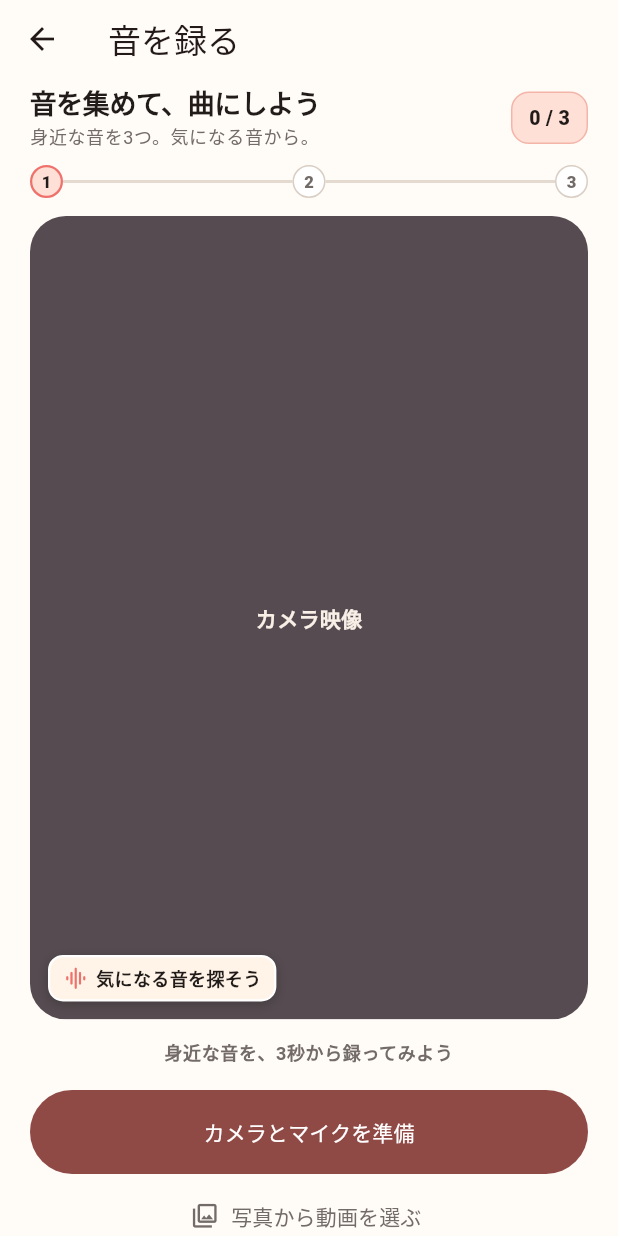
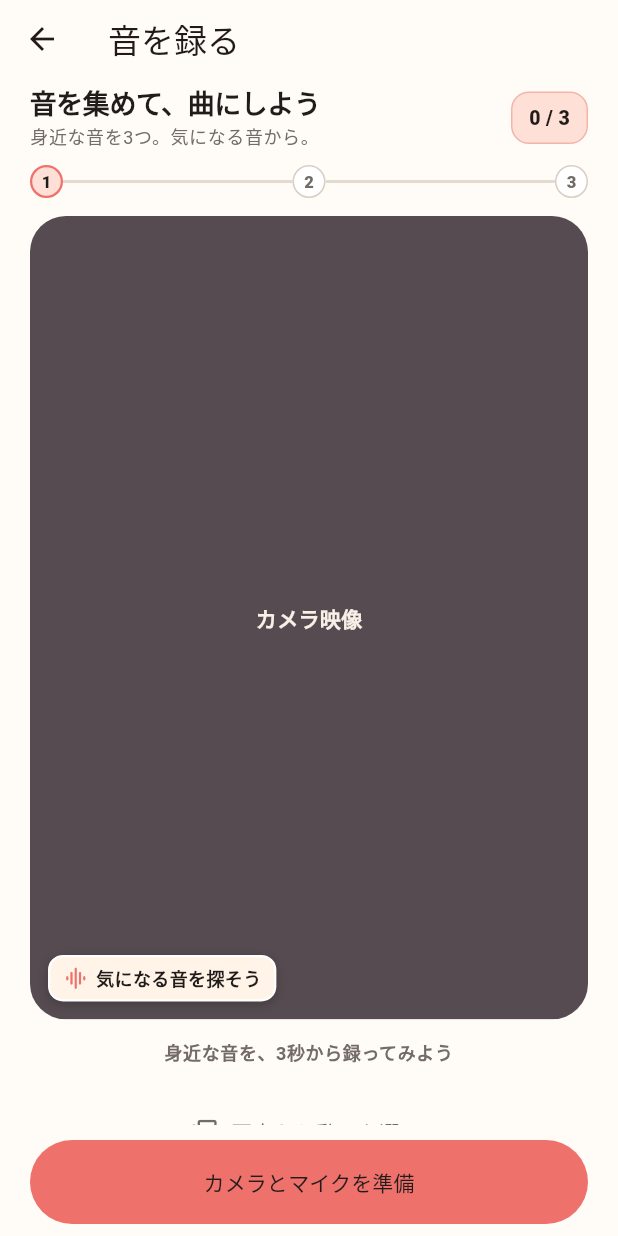
Before and after one commit to yurashu2-droid/OtoGrashi, a Flutter app: the CaptureScreen screen opened directly with empty values, on a phone screen of 412 x 824 dp. Run offline on Flutter 3.47's test engine with Material 3 defaults, Android fonts, the phone set to English and light mode, and no system bars; missing offline and left inert: sqlite3.

Commit message:
Keep recording controls visible while preview scrolls

```diff
--- a/lib/features/capture/capture_screen.dart
+++ b/lib/features/capture/capture_screen.dart
@@ -55,14 +55,19 @@ final class _CaptureScreenState extends State<CaptureScreen> {
         final captured = state.capturedMedia;
         final screenSize = MediaQuery.sizeOf(context);
         final largeText = MediaQuery.textScalerOf(context).scale(16) > 21;
-        final previewHeight = (screenSize.height * 0.65).clamp(
-          340.0,
-          largeText ? 420.0 : 540.0,
-        ).toDouble();
+        final previewHeight = (screenSize.height * 0.65)
+            .clamp(340.0, largeText ? 420.0 : 540.0)
+            .toDouble();
         return Scaffold(
           appBar: AppBar(title: const Text('音を録る'), toolbarHeight: 52),
           bottomNavigationBar: state.phase == CapturePhase.completed
               ? _reviewActions()
+              : state.phase == CapturePhase.ready
+              ? _captureActions()
+              : state.phase == CapturePhase.recording
+              ? _recordingActions(state)
+              : (state.phase == CapturePhase.idle || state.canRetry)
+              ? _prepareActions()
               : null,
           body: SafeArea(
             child: ListView(
@@ -120,8 +125,7 @@ final class _CaptureScreenState extends State<CaptureScreen> {
                                 top: 12,
                                 right: 12,
                                 child: OutlinedButton.icon(
-                                  onPressed:
-                                      widget.controller.isSwitchingCamera
+                                  onPressed: widget.controller.isSwitchingCamera
                                       ? null
                                       : widget.controller.switchCamera,
                                   style: OutlinedButton.styleFrom(
@@ -160,12 +164,7 @@ final class _CaptureScreenState extends State<CaptureScreen> {
                     ),
                   ),
                 ),
-                if (state.phase == CapturePhase.recording)
-                  _RecordingProgress(
-                    progress: state.progress,
-                    targetDurationUs: _durationUs,
-                  )
-                else ...[
+                if (state.phase != CapturePhase.recording) ...[
                   const SizedBox(height: 8),
                   _CaptureStatus(text: _statusText(state)),
                 ],
@@ -178,73 +177,6 @@ final class _CaptureScreenState extends State<CaptureScreen> {
                   ),
                 ],
                 const SizedBox(height: 10),
-                if (state.phase == CapturePhase.idle || state.canRetry)
-                  FilledButton(
-                    onPressed: state.isBusy ? null : widget.controller.prepare,
-                    child: const Text('カメラとマイクを準備'),
-                  ),
-                if (state.phase == CapturePhase.ready) ...[
-                  Align(
-                    alignment: Alignment.centerLeft,
-                    child: Text(
-                      '録音する長さ',
-                      style: Theme.of(context).textTheme.bodyMedium?.copyWith(
-                        color: AppTokens.ink,
-                        fontWeight: FontWeight.w800,
-                      ),
-                    ),
-                  ),
-                  const SizedBox(height: 6),
-                  Row(
-                    children: [
-                      for (final duration in const [3000000, 6000000])
-                        Expanded(
-                          child: Padding(
-                            padding: EdgeInsets.only(
-                              right: duration == 3000000 ? 5 : 0,
-                              left: duration == 6000000 ? 5 : 0,
-                            ),
-                            child: _DurationChoice(
-                              label: duration == 3000000 ? '3秒' : '6秒',
-                              selected: _durationUs == duration,
-                              onPressed: () =>
-                                  setState(() => _durationUs = duration),
-                            ),
-                          ),
-                        ),
-                    ],
-                  ),
-                  const SizedBox(height: AppTokens.controlGap),
-                  FilledButton(
-                    onPressed: () => widget.controller.record(
-                      maxDurationUs: _durationUs,
-                    ),
-                    style: FilledButton.styleFrom(
-                      backgroundColor: AppTokens.coral,
-                      foregroundColor: AppTokens.ink,
-                      minimumSize: const Size.fromHeight(62),
-                      shape: RoundedRectangleBorder(
-                        borderRadius: BorderRadius.circular(20),
-                      ),
-                      textStyle: const TextStyle(
-                        fontSize: 18,
-                        fontWeight: FontWeight.w800,
-                      ),
-                    ),
-                    child: Text(
-                      _durationUs == 3000000 ? '♪  3秒撮る' : '♪  6秒撮る',
-                    ),
-                  ),
-                ],
-                if (state.phase == CapturePhase.recording)
-                  FilledButton(
-                    onPressed: widget.controller.stop,
-                    style: FilledButton.styleFrom(
-                      backgroundColor: AppTokens.ink,
-                      foregroundColor: Colors.white,
-                    ),
-                    child: const Text('録音を止める'),
-                  ),
                 if (!state.isBusy &&
                     state.phase != CapturePhase.recording &&
                     state.phase != CapturePhase.completed) ...[
@@ -394,6 +326,114 @@ final class _CaptureScreenState extends State<CaptureScreen> {
     ),
   );
 
+  Widget _captureActions() => Material(
+    color: AppTokens.surfaceColor,
+    child: SafeArea(
+      top: false,
+      child: Padding(
+        padding: const EdgeInsets.fromLTRB(20, 10, 20, 8),
+        child: Column(
+          mainAxisSize: MainAxisSize.min,
+          children: [
+            Align(
+              alignment: Alignment.centerLeft,
+              child: Text(
+                '録音する長さ',
+                style: Theme.of(context).textTheme.bodyMedium?.copyWith(
+                  color: AppTokens.ink,
+                  fontWeight: FontWeight.w800,
+                ),
+              ),
+            ),
+            const SizedBox(height: 6),
+            Row(
+              children: [
+                for (final duration in const [3000000, 6000000])
+                  Expanded(
+                    child: Padding(
+                      padding: EdgeInsets.only(
+                        right: duration == 3000000 ? 5 : 0,
+                        left: duration == 6000000 ? 5 : 0,
+                      ),
+                      child: _DurationChoice(
+                        label: duration == 3000000 ? '3秒' : '6秒',
+                        selected: _durationUs == duration,
+                        onPressed: () => setState(() => _durationUs = duration),
+                      ),
+                    ),
+                  ),
+              ],
+            ),
+            const SizedBox(height: 10),
+            FilledButton(
+              onPressed: () =>
+                  widget.controller.record(maxDurationUs: _durationUs),
+              style: FilledButton.styleFrom(
+                backgroundColor: AppTokens.coral,
+                foregroundColor: AppTokens.ink,
+                minimumSize: const Size.fromHeight(62),
+                shape: RoundedRectangleBorder(
+                  borderRadius: BorderRadius.circular(20),
+                ),
+                textStyle: const TextStyle(
+                  fontSize: 18,
+                  fontWeight: FontWeight.w800,
+                ),
+              ),
+              child: Text(_durationUs == 3000000 ? '♪  3秒撮る' : '♪  6秒撮る'),
+            ),
+          ],
+        ),
+      ),
+    ),
+  );
+
+  Widget _recordingActions(CaptureState state) => Material(
+    color: AppTokens.surfaceColor,
+    child: SafeArea(
+      top: false,
+      child: Padding(
+        padding: const EdgeInsets.fromLTRB(20, 10, 20, 8),
+        child: Column(
+          mainAxisSize: MainAxisSize.min,
+          children: [
+            _RecordingProgress(
+              progress: state.progress,
+              targetDurationUs: _durationUs,
+            ),
+            const SizedBox(height: 10),
+            FilledButton(
+              onPressed: widget.controller.stop,
+              style: FilledButton.styleFrom(
+                backgroundColor: AppTokens.ink,
+                foregroundColor: Colors.white,
+              ),
+              child: const Text('録音を止める'),
+            ),
+          ],
+        ),
+      ),
+    ),
+  );
+
+  Widget _prepareActions() => Material(
+    color: AppTokens.surfaceColor,
+    child: SafeArea(
+      top: false,
+      child: Padding(
+        padding: const EdgeInsets.fromLTRB(20, 10, 20, 8),
+        child: FilledButton(
+          onPressed: widget.controller.prepare,
+          style: FilledButton.styleFrom(
+            backgroundColor: AppTokens.coral,
+            foregroundColor: AppTokens.ink,
+          ),
+          child: const Text('カメラとマイクを準備'),
+        ),
+      ),
+    ),
+  );
+
   String _statusText(CaptureState state) => switch (state.phase) {
     CapturePhase.idle => '身近な音を、3秒から録ってみよう',
     CapturePhase.preparing => 'カメラとマイクを準備しています',
@@ -510,9 +550,7 @@ final class _CollectionHeader extends StatelessWidget {
                 crossAxisAlignment: CrossAxisAlignment.start,
                 children: [
                   Text(
-                    completeCount == 3
-                        ? '音をもうひとつ集めよう'
-                        : '音を集めて、曲にしよう',
+                    completeCount == 3 ? '音をもうひとつ集めよう' : '音を集めて、曲にしよう',
                     style: Theme.of(context).textTheme.titleMedium?.copyWith(
                       fontSize: 18,
                       fontWeight: FontWeight.w800,
@@ -521,13 +559,9 @@ final class _CollectionHeader extends StatelessWidget {
                   ),
                   const SizedBox(height: 2),
                   Text(
-                    completeCount == 3
-                        ? '音はいつでも追加できます'
-                        : '身近な音を3つ。気になる音から。',
-                    style: Theme.of(context).textTheme.bodySmall?.copyWith(
-                      color: AppTokens.mutedInk,
-                      fontSize: 12,
-                    ),
+                    completeCount == 3 ? '音はいつでも追加できます' : '身近な音を3つ。気になる音から。',
+                    style: Theme.of(context).textTheme.bodySmall
+                        ?.copyWith(color: AppTokens.mutedInk, fontSize: 12),
                   ),
                 ],
               ),
@@ -644,7 +678,11 @@ final class _PreviewSticker extends StatelessWidget {
       child: Row(
         mainAxisSize: MainAxisSize.min,
         children: [
-          const Icon(Icons.graphic_eq_rounded, size: 17, color: AppTokens.coral),
+          const Icon(
+            Icons.graphic_eq_rounded,
+            size: 17,
+            color: AppTokens.coral,
+          ),
           const SizedBox(width: 5),
           Text(
             label,
@@ -673,10 +711,8 @@ final class _CaptureStatus extends StatelessWidget {
     child: Text(
       text,
       textAlign: TextAlign.center,
-      style: Theme.of(context).textTheme.bodySmall?.copyWith(
-        color: AppTokens.mutedInk,
-        fontWeight: FontWeight.w600,
-      ),
+      style: Theme.of(context).textTheme.bodySmall
+          ?.copyWith(color: AppTokens.mutedInk, fontWeight: FontWeight.w600),
     ),
   );
 }
@@ -699,13 +735,14 @@ final class _RecordingProgress extends StatelessWidget {
       children: [
         Row(
           children: [
-            const Icon(Icons.graphic_eq_rounded, color: AppTokens.coral, size: 18),
+            const Icon(
+              Icons.graphic_eq_rounded,
+              color: AppTokens.coral,
+              size: 18,
+            ),
             const SizedBox(width: 6),
             const Expanded(
-              child: Text(
-                '録音中',
-                style: TextStyle(fontWeight: FontWeight.w800),
-              ),
+              child: Text('録音中', style: TextStyle(fontWeight: FontWeight.w800)),
             ),
             Text(
               '${elapsedSeconds.toStringAsFixed(1)} / '
```
